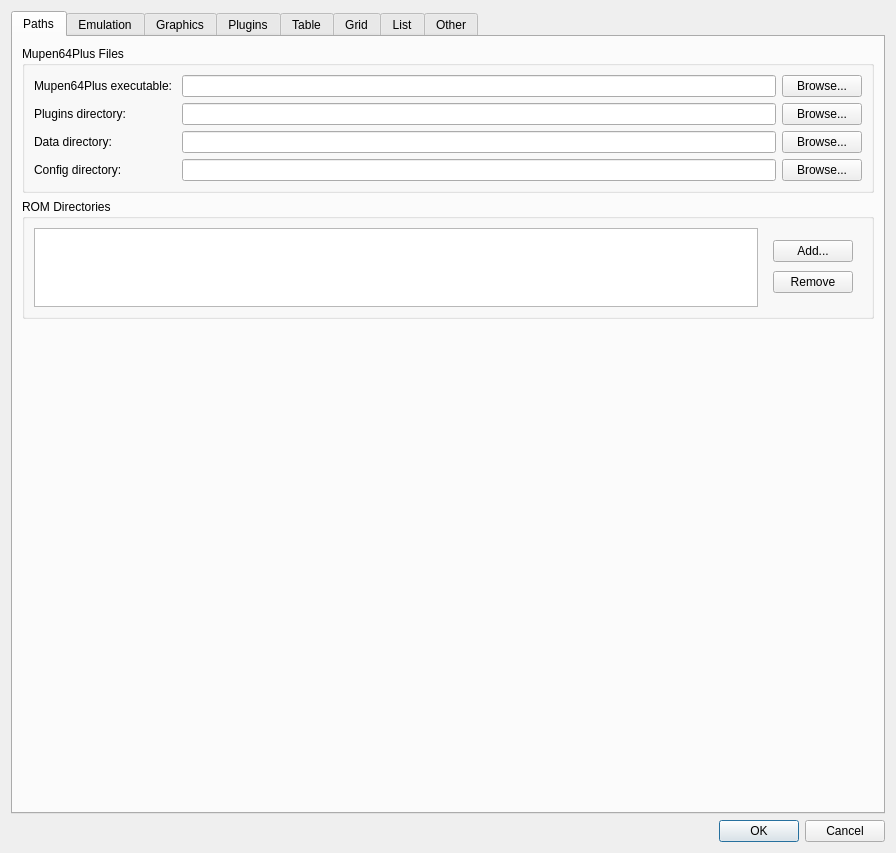
Above: src/dialogs/settingsdialog.ui from dh4/mupen64plus-qt before the change. Below: the same form after it.
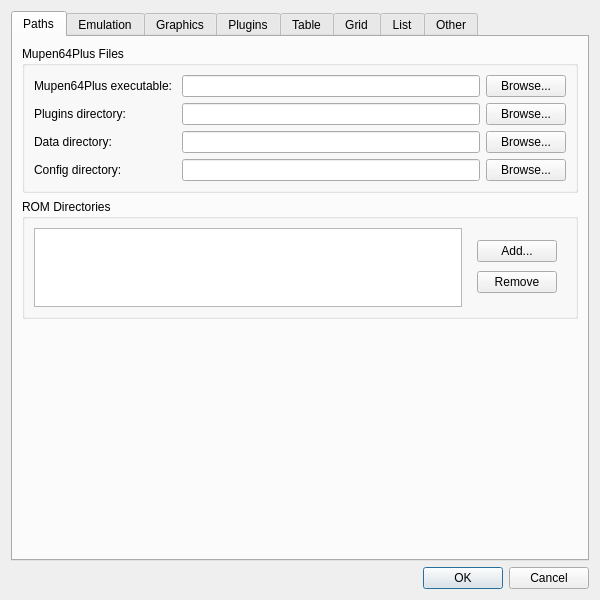
That is the form after the change.

Commit message: Remove a few unneeded imports for the settings dialog

```diff
--- a/src/dialogs/settingsdialog.ui
+++ b/src/dialogs/settingsdialog.ui
@@ -6,8 +6,8 @@
    <rect>
     <x>0</x>
     <y>0</y>
-    <width>896</width>
-    <height>853</height>
+    <width>600</width>
+    <height>600</height>
    </rect>
   </property>
   <property name="minimumSize">
```
The commit also changes 2 other files.
